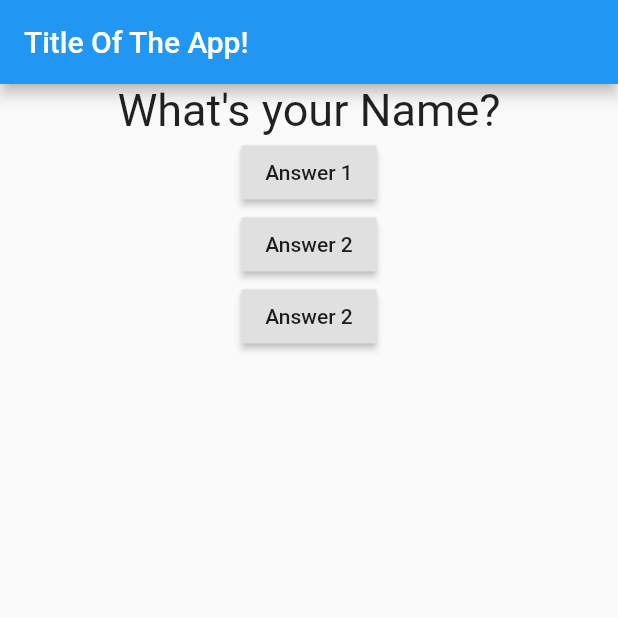
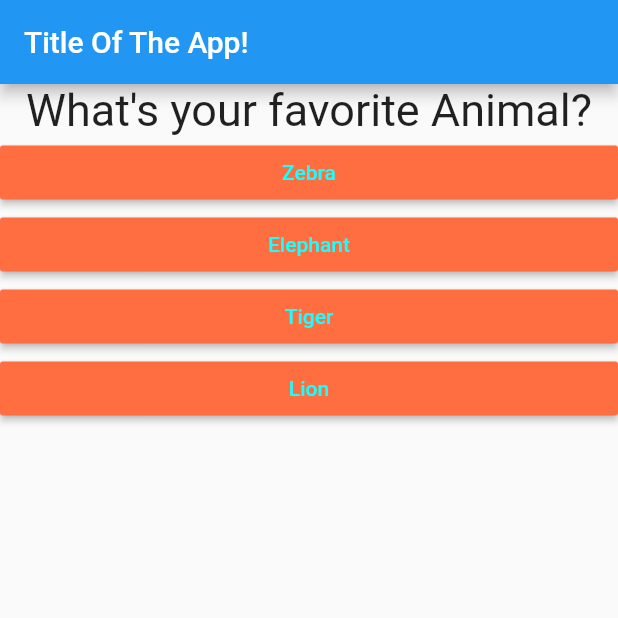
Before and after one commit to usmanIITR/flutter_course_app1, a Flutter app: the screen it shows after launch, on a phone screen of 412 x 824 dp, the top half of it. Run offline on Flutter 3.47's test engine with Material 2 defaults, Android fonts, the phone set to English and light mode, and no system bars; missing offline and left inert: dart:ffi.

Commit message:
Version 1.0

```diff
--- a/lib/answers.dart
+++ b/lib/answers.dart
@@ -1,15 +1,18 @@
 import 'package:flutter/material.dart';
 class Answer extends StatelessWidget {
   final VoidCallback callbackFunction;
-  Answer(this.callbackFunction);
+  final String answerText;
+  Answer(this.callbackFunction, this.answerText);
   @override
   Widget build(BuildContext context) {
-    return Container(
+    return SizedBox(
       width: double.infinity,
       child: RaisedButton(
         color: Colors.deepOrangeAccent,
+        textColor: Colors.cyanAccent,
         onPressed: callbackFunction,
-        child: const Text("Answer 1"),),
+        child: Text(answerText),
+      ),
     );
   }
 }
--- a/lib/main.dart
+++ b/lib/main.dart
@@ -1,15 +1,38 @@
 import "package:flutter/material.dart";
-import './question.dart';
+import './quiz.dart';
+import './result.dart';
 void main() => runApp(MyApp());
 class MyApp extends StatefulWidget{
   @override
   State<StatefulWidget> createState() {
-    return MyAppState();
+    return _MyAppState();
   }
 }
-class MyAppState extends State<MyApp>{
+class _MyAppState extends State<MyApp>{
+  final _questions = const [{
+    "questionText" : "What's your favorite Animal?" ,
+    "answers" : [{"text":"Zebra" , "score":10} , {"text":"Elephant" , "score":8} , {"text":"Tiger" , "score":5} , {"text":"Lion" , "score":3}]
+  },
+    {
+      "questionText" : "What's your favorite fruit?" ,
+      "answers" : [{"text":"Mango" , "score":10} , {"text":"Banana" , "score":8} , {"text":"Papaya" , "score":5} , {"text":"Kiwi" , "score":3}]
+    },
+    {
+      "questionText" : "Who's your favorite Actor?" ,
+      "answers" : [{"text":"Selmon Bhoi" , "score":10} , {"text":"Akshay Kumar" , "score":8} , {"text":"SRK" , "score":5} , {"text":"Aamir Khan" , "score":3}]
+    },
+  ];
   var _indexNumber =0;
-  void _answerQuestion(){
+  var _totalScore =0;
+  void _resetQuiz(){
+    setState((){
+      _totalScore=0;
+      _indexNumber=0;
+    });
+  }
+
+  void _answerQuestion(int score){
+    _totalScore += score;
     setState((){
       _indexNumber++;
       print(_indexNumber);
@@ -17,23 +40,14 @@ class MyAppState extends State<MyApp>{
   }
   @override
   Widget build(BuildContext context){
-    var questions = ["What's your Name?" , "Your Address?" , "Your Name Again!"];
     return MaterialApp(
       home: Scaffold(
         appBar: AppBar(
           title: Text("Title Of The App!"),
         ),
-        body: Column(
-          children: <Widget>[
-            Question(questions[_indexNumber]),
-            RaisedButton(onPressed: _answerQuestion,
-            child: const Text("Answer 1"),),
-            RaisedButton(onPressed: _answerQuestion,
-              child: const Text("Answer 2"),),
-            RaisedButton(onPressed: _answerQuestion,
-              child: const Text("Answer 2"),),
-          ],
-        ),
+        body: _indexNumber < _questions.length?
+            Quiz(answerQuestion: _answerQuestion, indexNumber: _indexNumber,questions: _questions):
+            Result(_totalScore,_resetQuiz),
       ),
     );
   }
--- /dev/null
+++ b/lib/quiz.dart
@@ -0,0 +1,22 @@
+import 'dart:ffi';
+
+import 'package:flutter/material.dart';
+import './answers.dart';
+import './question.dart';
+class Quiz extends StatelessWidget {
+  final Function(int) answerQuestion;
+  final List<Map<String, Object>> questions;
+  final int indexNumber;
+  Quiz({required this.indexNumber , required this.questions , required this.answerQuestion});
+  @override
+  Widget build(BuildContext context) {
+    return Column(
+      children: <Widget>[
+        Question(questions[indexNumber]["questionText"] as String),
+        ...(questions[indexNumber]["answers"] as List<Map<String ,Object>>).map((answer){
+          return Answer(() => answerQuestion(answer["score"] as int) , answer["text"] as String);
+        }).toList()
+      ],
+    );
+  }
+}
```
Also changed, not shown: lib/result.dart (added, +36 -0 lines).
